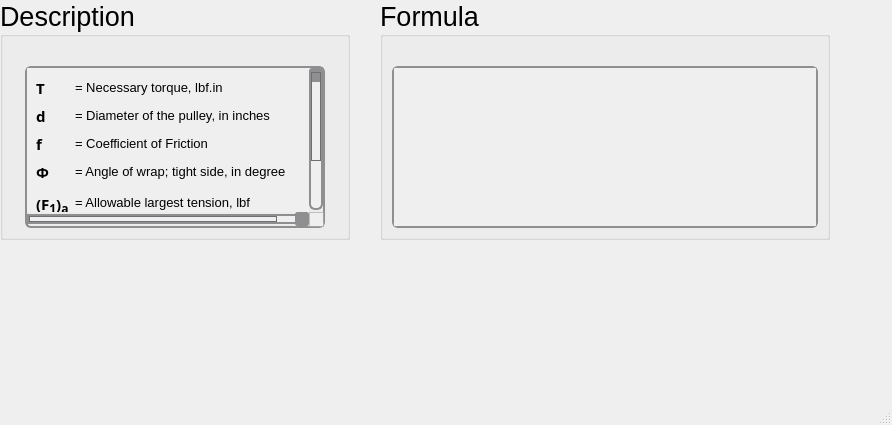
This is ui/belt_fi.ui in Ah00ra/HNNS as Qt 5 draws it before an edit. The edited form follows.
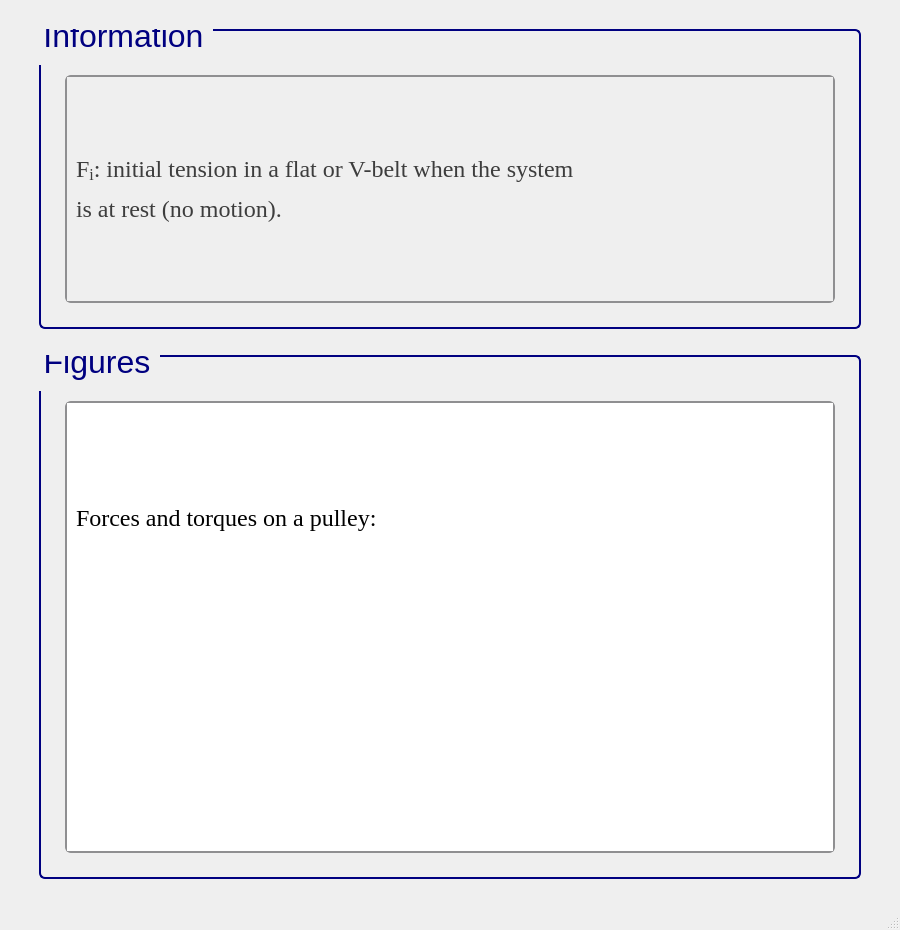
This is the edited form. Icons and pictures are not drawn.

Patch:
```diff
--- a/ui/belt_fi.ui
+++ b/ui/belt_fi.ui
@@ -6,97 +6,242 @@
    <rect>
     <x>0</x>
     <y>0</y>
-    <width>892</width>
-    <height>425</height>
+    <width>900</width>
+    <height>930</height>
    </rect>
   </property>
+  <property name="sizePolicy">
+   <sizepolicy hsizetype="Fixed" vsizetype="Fixed">
+    <horstretch>0</horstretch>
+    <verstretch>0</verstretch>
+   </sizepolicy>
+  </property>
+  <property name="minimumSize">
+   <size>
+    <width>900</width>
+    <height>930</height>
+   </size>
+  </property>
+  <property name="maximumSize">
+   <size>
+    <width>900</width>
+    <height>930</height>
+   </size>
+  </property>
   <property name="windowTitle">
    <string>MainWindow</string>
   </property>
   <widget class="QWidget" name="centralwidget">
-   <widget class="QGroupBox" name="groupBox_108">
-    <property name="geometry">
-     <rect>
-      <x>0</x>
-      <y>0</y>
-      <width>350</width>
-      <height>240</height>
-     </rect>
-    </property>
-    <property name="sizePolicy">
-     <sizepolicy hsizetype="Minimum" vsizetype="Minimum">
-      <horstretch>0</horstretch>
-      <verstretch>0</verstretch>
-     </sizepolicy>
-    </property>
-    <property name="minimumSize">
-     <size>
-      <width>350</width>
-      <height>0</height>
-     </size>
-    </property>
-    <property name="maximumSize">
-     <size>
-      <width>350</width>
-      <height>241</height>
-     </size>
-    </property>
-    <property name="font">
-     <font>
-      <family>Segoe UI</family>
-      <pointsize>20</pointsize>
-      <weight>50</weight>
-      <italic>false</italic>
-      <bold>false</bold>
-     </font>
-    </property>
-    <property name="title">
-     <string>Description</string>
-    </property>
-    <layout class="QGridLayout" name="gridLayout_228">
-     <item row="1" column="0">
-      <widget class="QScrollArea" name="scrollArea_26">
-       <property name="sizePolicy">
-        <sizepolicy hsizetype="Minimum" vsizetype="Minimum">
-         <horstretch>0</horstretch>
-         <verstretch>0</verstretch>
-        </sizepolicy>
-       </property>
-       <property name="maximumSize">
-        <size>
-         <width>300</width>
-         <height>361</height>
-        </size>
-       </property>
-       <property name="font">
-        <font>
-         <family>Segoe UI</family>
-         <pointsize>15</pointsize>
-         <weight>50</weight>
-         <italic>false</italic>
-         <bold>false</bold>
-        </font>
-       </property>
-       <property name="styleSheet">
-        <string notr="true">QScrollArea {
+   <layout class="QGridLayout" name="gridLayout">
+    <item row="4" column="1">
+     <spacer name="verticalSpacer_22">
+      <property name="orientation">
+       <enum>Qt::Vertical</enum>
+      </property>
+      <property name="sizeType">
+       <enum>QSizePolicy::Fixed</enum>
+      </property>
+      <property name="sizeHint" stdset="0">
+       <size>
+        <width>20</width>
+        <height>20</height>
+       </size>
+      </property>
+     </spacer>
+    </item>
+    <item row="3" column="0">
+     <spacer name="verticalSpacer_29">
+      <property name="orientation">
+       <enum>Qt::Horizontal</enum>
+      </property>
+      <property name="sizeType">
+       <enum>QSizePolicy::Fixed</enum>
+      </property>
+      <property name="sizeHint" stdset="0">
+       <size>
+        <width>20</width>
+        <height>20</height>
+       </size>
+      </property>
+     </spacer>
+    </item>
+    <item row="3" column="1">
+     <widget class="QGroupBox" name="groupBox_40">
+      <property name="sizePolicy">
+       <sizepolicy hsizetype="Fixed" vsizetype="Expanding">
+        <horstretch>0</horstretch>
+        <verstretch>0</verstretch>
+       </sizepolicy>
+      </property>
+      <property name="minimumSize">
+       <size>
+        <width>822</width>
+        <height>300</height>
+       </size>
+      </property>
+      <property name="maximumSize">
+       <size>
+        <width>822</width>
+        <height>16777215</height>
+       </size>
+      </property>
+      <property name="font">
+       <font>
+        <family>Segoe UI</family>
+        <pointsize>24</pointsize>
+        <weight>50</weight>
+        <italic>false</italic>
+        <bold>false</bold>
+       </font>
+      </property>
+      <property name="styleSheet">
+       <string notr="true">/* GroupBox styling */
+QGroupBox {
+    border: 2px solid navy;
+    border-radius: 6px;
+    background-color: qlineargradient(x1:0, y1:0, x2:0, y2:1,
+    stop:0 #f6f7fa, stop:1 #dadbde);
+    font: 24pt &quot;Segoe UI&quot;;
+    padding: 5px;
+    color: black;
+}
+
+/* GroupBox title styling */
+QGroupBox::title {
+    subcontrol-origin: margin;
+    subcontrol-position: top left;
+    padding-left: 0px;
+    padding-right: 5px;
+    padding-top: 0px;
+    margin-top: -22px;
+    color: navy;
+    font-weight: bold;
+}
+
+/* Make QScrollArea (only within GroupBox) have a white background with correct border */
+QGroupBox QScrollArea {
+    background-color: white !important;
+    border: 2px solid #8f8f91;
+    border-radius: 6px;
+}
+
+/* Make QScrollArea's viewport white as well */
+QGroupBox QScrollArea QWidget {
+    background-color: white !important;
+}
+
+/* Scrollbar styling inside QScrollArea in QGroupBox */
+QGroupBox QScrollArea QScrollBar:vertical, QGroupBox QScrollArea QScrollBar:horizontal {
     background: qlineargradient(x1:0, y1:0, x2:0, y2:1,
-                               stop:0 #f6f7fa, stop:1 #dadbde);
+    stop:0 #f6f7fa, stop:1 #dadbde);
     border: 2px solid #8f8f91;
     border-radius: 6px;
+    width: 14px;
+    height: 14px;
+    margin: 2px 0 2px 0;
 }
 
-QScrollArea QScrollBar:vertical, QScrollArea QScrollBar:horizontal {
+/* Remove bottom button of vertical scrollbar */
+QGroupBox QScrollArea QScrollBar::add-line:vertical {
+    height: 0px;
+    width: 0px;
+    border: none;
+    background: none;
+    margin: 0px;
+    padding: 0px;
+}
+
+/* Scrollbar handle */
+QGroupBox QScrollArea QScrollBar::handle:vertical, QGroupBox QScrollArea QScrollBar::handle:horizontal {
     background: qlineargradient(x1:0, y1:0, x2:0, y2:1,
-                               stop:0 #f6f7fa, stop:1 #dadbde);
+    stop:0 #8f8f91, stop:1 #6f6f71);
+    min-height: 20px;
+    border-radius: 6px;
+    border: 1px solid #6f6f71;
+}
+
+QGroupBox QScrollArea QScrollBar::handle:vertical:hover, QGroupBox QScrollArea QScrollBar::handle:horizontal:hover {
+    background: qlineargradient(x1:0, y1:0, x2:0, y2:1,
+    stop:0 #6f6f71, stop:1 #4f4f51);
+    border: 1px solid #4f4f51;
+}
+
+/* Scrollbar sub-line buttons */
+QGroupBox QScrollArea QScrollBar::sub-line:vertical, QGroupBox QScrollArea QScrollBar::add-line:horizontal, QGroupBox QScrollArea QScrollBar::sub-line:horizontal {
+    background: #8f8f91;
+    border: none;
+    border-radius: 3px;
+    height: 14px;
+    width: 14px;
+    subcontrol-origin: margin;
+}
+
+QGroupBox QScrollArea QScrollBar::sub-line:vertical:hover, QGroupBox QScrollArea QScrollBar::add-line:horizontal:hover, QGroupBox QScrollArea QScrollBar::sub-line:horizontal:hover {
+    background: #6f6f71;
+}
+
+/* Transparent page areas */
+QGroupBox QScrollArea QScrollBar::add-page:vertical, QGroupBox QScrollArea QScrollBar::sub-page:vertical,
+QGroupBox QScrollArea QScrollBar::add-page:horizontal, QGroupBox QScrollArea QScrollBar::sub-page:horizontal {
+    background: transparent;
+}
+</string>
+      </property>
+      <property name="title">
+       <string>Figures</string>
+      </property>
+      <layout class="QGridLayout" name="gridLayout_61">
+       <item row="1" column="1">
+        <widget class="QScrollArea" name="scrollArea">
+         <property name="styleSheet">
+          <string notr="true">/* GroupBox styling */
+QGroupBox {
+    border: 2px solid navy;
+    border-radius: 6px;
+    background-color: qlineargradient(x1:0, y1:0, x2:0, y2:1,
+    stop:0 #f6f7fa, stop:1 #dadbde);
+    font: 20pt &quot;Segoe UI&quot;;
+    padding: 5px;
+    color: black;
+}
+
+/* GroupBox title styling */
+QGroupBox::title {
+    subcontrol-origin: margin;
+    subcontrol-position: top left;
+    padding-left: 0px;
+    padding-right: 5px;
+    padding-top: 0px;
+    margin-top: -20px;
+    color: navy;
+    font-weight: bold;
+}
+
+/* Make QScrollArea (only within GroupBox) have a white background with correct border */
+QGroupBox QScrollArea {
+    background-color: white !important;
     border: 2px solid #8f8f91;
     border-radius: 6px;
+}
+
+/* Make QScrollArea's viewport white as well */
+QGroupBox QScrollArea QWidget {
+    background-color: white !important;
+}
+
+/* Scrollbar styling inside QScrollArea in QGroupBox */
+QGroupBox QScrollArea QScrollBar:vertical, QGroupBox QScrollArea QScrollBar:horizontal {
+    background: qlineargradient(x1:0, y1:0, x2:0, y2:1,
+    stop:0 #f6f7fa, stop:1 #dadbde);
+    border: 2px solid #8f8f91;
+    border-radius: 6px;
     width: 14px;
     height: 14px;
     margin: 2px 0 2px 0;
 }
 
-/* Completely remove the bottom button of the vertical scrollbar */
-QScrollArea QScrollBar::add-line:vertical {
+/* Remove bottom button of vertical scrollbar */
+QGroupBox QScrollArea QScrollBar::add-line:vertical {
     height: 0px;
     width: 0px;
     border: none;
@@ -105,9 +250,10 @@
     padding: 0px;
 }
 
-QScrollArea QScrollBar::handle:vertical, QScrollArea QScrollBar::handle:horizontal {
+/* Scrollbar handle */
+QGroupBox QScrollArea QScrollBar::handle:vertical, QGroupBox QScrollArea QScrollBar::handle:horizontal {
     background: qlineargradient(x1:0, y1:0, x2:0, y2:1,
-                               stop:0 #8f8f91, stop:1 #6f6f71);
+    stop:0 #8f8f91, stop:1 #6f6f71);
     min-height: 20px;
     border-radius: 6px;
     border: 1px solid #6f6f71;
@@ -119,7 +265,8 @@
     border: 1px solid #4f4f51;
 }
 
-QScrollArea QScrollBar::sub-line:vertical, QScrollArea QScrollBar::add-line:horizontal, QScrollArea QScrollBar::sub-line:horizontal {
+/* Scrollbar sub-line buttons */
+QGroupBox QScrollArea QScrollBar::sub-line:vertical, QGroupBox QScrollArea QScrollBar::add-line:horizontal, QGroupBox QScrollArea QScrollBar::sub-line:horizontal {
     background: #8f8f91;
     border: none;
     border-radius: 3px;
@@ -132,306 +279,321 @@
     background: #6f6f71;
 }
 
-QScrollArea QScrollBar::add-page:vertical, QScrollArea QScrollBar::sub-page:vertical,
-QScrollArea QScrollBar::add-page:horizontal, QScrollArea QScrollBar::sub-page:horizontal {
+/* Transparent page areas */
+QGroupBox QScrollArea QScrollBar::add-page:vertical, QGroupBox QScrollArea QScrollBar::sub-page:vertical,
+QGroupBox QScrollArea QScrollBar::add-page:horizontal, QGroupBox QScrollArea QScrollBar::sub-page:horizontal {
     background: transparent;
 }
 </string>
-       </property>
-       <property name="verticalScrollBarPolicy">
-        <enum>Qt::ScrollBarAsNeeded</enum>
-       </property>
-       <property name="horizontalScrollBarPolicy">
-        <enum>Qt::ScrollBarAsNeeded</enum>
-       </property>
-       <property name="widgetResizable">
-        <bool>true</bool>
-       </property>
-       <widget class="QWidget" name="scrollAreaWidgetContents_26">
-        <property name="geometry">
-         <rect>
-          <x>0</x>
-          <y>0</y>
-          <width>323</width>
-          <height>218</height>
-         </rect>
-        </property>
-        <layout class="QGridLayout" name="gridLayout_229">
-         <item row="0" column="0">
-          <widget class="QLabel" name="label_73">
-           <property name="font">
-            <font>
-             <family>Segoe UI Variable Text Semibold</family>
-             <pointsize>11</pointsize>
-             <weight>75</weight>
-             <bold>true</bold>
-            </font>
-           </property>
-           <property name="text">
-            <string>&lt;html&gt;&lt;head/&gt;&lt;body&gt;&lt;p&gt;T&lt;/p&gt;&lt;/body&gt;&lt;/html&gt;</string>
-           </property>
-          </widget>
-         </item>
-         <item row="0" column="1">
-          <widget class="QLabel" name="htext_419">
-           <property name="font">
-            <font>
-             <family>MS Shell Dlg 2</family>
-             <pointsize>10</pointsize>
-            </font>
-           </property>
-           <property name="text">
-            <string>&lt;html&gt;&lt;head/&gt;&lt;body&gt;&lt;p align=&quot;justify&quot;&gt;= Necessary torque, lbf.in&lt;/p&gt;&lt;/body&gt;&lt;/html&gt;</string>
-           </property>
-          </widget>
-         </item>
-         <item row="1" column="0">
-          <widget class="QLabel" name="label_74">
-           <property name="font">
-            <font>
-             <family>Segoe UI Variable Small Semibol</family>
-             <pointsize>11</pointsize>
-             <weight>75</weight>
-             <bold>true</bold>
-            </font>
-           </property>
-           <property name="text">
-            <string>d</string>
-           </property>
-          </widget>
-         </item>
-         <item row="1" column="1">
-          <widget class="QLabel" name="htext_420">
-           <property name="font">
-            <font>
-             <pointsize>10</pointsize>
-            </font>
-           </property>
-           <property name="text">
-            <string>&lt;html&gt;&lt;head/&gt;&lt;body&gt;&lt;p&gt;= Diameter of the pulley, in inches&lt;/p&gt;&lt;/body&gt;&lt;/html&gt;</string>
-           </property>
-          </widget>
-         </item>
-         <item row="2" column="0">
-          <widget class="QLabel" name="label_75">
-           <property name="font">
-            <font>
-             <family>Segoe UI Variable Small Semibol</family>
-             <pointsize>11</pointsize>
-             <weight>75</weight>
-             <bold>true</bold>
-            </font>
-           </property>
-           <property name="text">
-            <string>f</string>
-           </property>
-          </widget>
-         </item>
-         <item row="3" column="0">
-          <widget class="QLabel" name="label_76">
-           <property name="font">
-            <font>
-             <family>Segoe UI Variable Small Semibol</family>
-             <pointsize>11</pointsize>
-             <weight>75</weight>
-             <bold>true</bold>
-            </font>
-           </property>
-           <property name="text">
-            <string>Φ</string>
-           </property>
-          </widget>
-         </item>
-         <item row="3" column="1">
-          <widget class="QLabel" name="htext_422">
-           <property name="font">
-            <font>
-             <pointsize>10</pointsize>
-            </font>
-           </property>
-           <property name="text">
-            <string>&lt;html&gt;&lt;head/&gt;&lt;body&gt;&lt;p&gt;= Angle of wrap; tight side, in degree&lt;/p&gt;&lt;/body&gt;&lt;/html&gt;</string>
-           </property>
-          </widget>
-         </item>
-         <item row="4" column="0">
-          <widget class="QLabel" name="label_77">
-           <property name="font">
-            <font>
-             <family>Segoe UI Variable Small Semibol</family>
-             <pointsize>11</pointsize>
-             <weight>75</weight>
-             <bold>true</bold>
-            </font>
-           </property>
-           <property name="text">
-            <string>&lt;html&gt;&lt;head/&gt;&lt;body&gt;&lt;p&gt;(F&lt;span style=&quot; font-size:14pt; vertical-align:sub;&quot;&gt;1&lt;/span&gt;)&lt;span style=&quot; font-size:14pt; vertical-align:sub;&quot;&gt;a&lt;/span&gt;&lt;/p&gt;&lt;/body&gt;&lt;/html&gt;</string>
-           </property>
-          </widget>
-         </item>
-         <item row="4" column="1">
-          <widget class="QLabel" name="htext_423">
-           <property name="font">
-            <font>
-             <pointsize>10</pointsize>
-            </font>
-           </property>
-           <property name="text">
-            <string>&lt;html&gt;&lt;head/&gt;&lt;body&gt;&lt;p&gt;= Allowable largest tension, lbf&lt;/p&gt;&lt;/body&gt;&lt;/html&gt;</string>
-           </property>
-          </widget>
-         </item>
-         <item row="5" column="0">
-          <widget class="QLabel" name="label_78">
-           <property name="font">
-            <font>
-             <family>Segoe UI Variable Small Semibol</family>
-             <pointsize>11</pointsize>
-             <weight>75</weight>
-             <bold>true</bold>
-            </font>
-           </property>
-           <property name="text">
-            <string>&lt;html&gt;&lt;head/&gt;&lt;body&gt;&lt;p&gt;F&lt;span style=&quot; font-size:14pt; vertical-align:sub;&quot;&gt;2&lt;/span&gt;&lt;/p&gt;&lt;/body&gt;&lt;/html&gt;</string>
-           </property>
-          </widget>
-         </item>
-         <item row="5" column="1">
-          <widget class="QLabel" name="htext_424">
-           <property name="font">
-            <font>
-             <pointsize>10</pointsize>
-            </font>
-           </property>
-           <property name="text">
-            <string>&lt;html&gt;&lt;head/&gt;&lt;body&gt;&lt;p align=&quot;justify&quot;&gt;= Slack-side tension, in lbf&lt;/p&gt;&lt;/body&gt;&lt;/html&gt;</string>
-           </property>
-          </widget>
-         </item>
-         <item row="6" column="0">
-          <widget class="QLabel" name="label_79">
-           <property name="font">
-            <font>
-             <family>Segoe UI Variable Small Semibol</family>
-             <pointsize>11</pointsize>
-             <weight>75</weight>
-             <bold>true</bold>
-            </font>
-           </property>
-           <property name="text">
-            <string>Fc</string>
-           </property>
-          </widget>
-         </item>
-         <item row="6" column="1">
-          <widget class="QLabel" name="htext_425">
-           <property name="font">
-            <font>
-             <pointsize>10</pointsize>
-            </font>
-           </property>
-           <property name="text">
-            <string>&lt;html&gt;&lt;head/&gt;&lt;body&gt;&lt;p&gt;= Hoop tension due to centrifugal force, in lbf&lt;/p&gt;&lt;/body&gt;&lt;/html&gt;</string>
-           </property>
-          </widget>
-         </item>
-         <item row="2" column="1">
-          <widget class="QLabel" name="htext_421">
-           <property name="font">
-            <font>
-             <family>MS Shell Dlg 2</family>
-             <pointsize>10</pointsize>
-             <weight>50</weight>
-             <italic>false</italic>
-             <bold>false</bold>
-            </font>
-           </property>
-           <property name="text">
-            <string>&lt;html&gt;&lt;head/&gt;&lt;body&gt;&lt;p&gt;= Coefficient of Friction&lt;/p&gt;&lt;/body&gt;&lt;/html&gt;</string>
-           </property>
-          </widget>
-         </item>
-        </layout>
-       </widget>
-      </widget>
-     </item>
-     <item row="0" column="0">
-      <spacer name="verticalSpacer_108">
-       <property name="orientation">
-        <enum>Qt::Vertical</enum>
-       </property>
-       <property name="sizeType">
-        <enum>QSizePolicy::Fixed</enum>
-       </property>
-       <property name="sizeHint" stdset="0">
-        <size>
-         <width>20</width>
-         <height>20</height>
-        </size>
-       </property>
-      </spacer>
-     </item>
-    </layout>
-   </widget>
-   <widget class="QGroupBox" name="groupBox_107">
-    <property name="geometry">
-     <rect>
-      <x>380</x>
-      <y>0</y>
-      <width>450</width>
-      <height>240</height>
-     </rect>
-    </property>
-    <property name="sizePolicy">
-     <sizepolicy hsizetype="Minimum" vsizetype="Minimum">
-      <horstretch>0</horstretch>
-      <verstretch>0</verstretch>
-     </sizepolicy>
-    </property>
-    <property name="minimumSize">
-     <size>
-      <width>450</width>
-      <height>0</height>
-     </size>
-    </property>
-    <property name="maximumSize">
-     <size>
-      <width>450</width>
-      <height>241</height>
-     </size>
-    </property>
-    <property name="font">
-     <font>
-      <family>Segoe UI</family>
-      <pointsize>20</pointsize>
-      <weight>50</weight>
-      <italic>false</italic>
-      <bold>false</bold>
-     </font>
-    </property>
-    <property name="title">
-     <string>Formula</string>
-    </property>
-    <layout class="QGridLayout" name="gridLayout_226">
-     <item row="1" column="0">
-      <widget class="QScrollArea" name="scrollArea_25">
-       <property name="sizePolicy">
-        <sizepolicy hsizetype="Minimum" vsizetype="Minimum">
-         <horstretch>0</horstretch>
-         <verstretch>0</verstretch>
-        </sizepolicy>
-       </property>
-       <property name="font">
-        <font>
-         <family>Segoe UI</family>
-         <pointsize>15</pointsize>
-         <weight>50</weight>
-         <italic>false</italic>
-         <bold>false</bold>
-        </font>
-       </property>
-       <property name="styleSheet">
-        <string notr="true">QScrollArea {
+         </property>
+         <property name="widgetResizable">
+          <bool>true</bool>
+         </property>
+         <widget class="QWidget" name="scrollAreaWidgetContents">
+          <property name="geometry">
+           <rect>
+            <x>0</x>
+            <y>0</y>
+            <width>740</width>
+            <height>494</height>
+           </rect>
+          </property>
+          <layout class="QGridLayout" name="gridLayout_3">
+           <item row="0" column="0">
+            <widget class="QLabel" name="label_5">
+             <property name="font">
+              <font>
+               <family>Times New Roman</family>
+               <pointsize>18</pointsize>
+               <weight>50</weight>
+               <bold>false</bold>
+              </font>
+             </property>
+             <property name="cursor">
+              <cursorShape>ArrowCursor</cursorShape>
+             </property>
+             <property name="frameShape">
+              <enum>QFrame::NoFrame</enum>
+             </property>
+             <property name="text">
+              <string>&lt;html&gt;&lt;head/&gt;&lt;body&gt;&lt;p&gt;&lt;span style=&quot; color:#000000;&quot;&gt;Forces and torques on a pulley:&lt;/span&gt;&lt;/p&gt;&lt;/body&gt;&lt;/html&gt;</string>
+             </property>
+            </widget>
+           </item>
+           <item row="1" column="0">
+            <widget class="QLabel" name="label_4">
+             <property name="font">
+              <font>
+               <family>Times New Roman</family>
+               <pointsize>18</pointsize>
+               <weight>50</weight>
+               <bold>false</bold>
+              </font>
+             </property>
+             <property name="cursor">
+              <cursorShape>ArrowCursor</cursorShape>
+             </property>
+             <property name="frameShape">
+              <enum>QFrame::NoFrame</enum>
+             </property>
+             <property name="text">
+              <string>&lt;html&gt;&lt;head/&gt;&lt;body&gt;&lt;p&gt;&lt;img src=&quot;:/info/info/force and torque on pulley.png&quot;/&gt;&lt;/p&gt;&lt;/body&gt;&lt;/html&gt;</string>
+             </property>
+            </widget>
+           </item>
+          </layout>
+         </widget>
+        </widget>
+       </item>
+       <item row="1" column="0">
+        <spacer name="verticalSpacer_25">
+         <property name="orientation">
+          <enum>Qt::Horizontal</enum>
+         </property>
+         <property name="sizeType">
+          <enum>QSizePolicy::Fixed</enum>
+         </property>
+         <property name="sizeHint" stdset="0">
+          <size>
+           <width>10</width>
+           <height>20</height>
+          </size>
+         </property>
+        </spacer>
+       </item>
+       <item row="0" column="1">
+        <spacer name="verticalSpacer_20">
+         <property name="orientation">
+          <enum>Qt::Vertical</enum>
+         </property>
+         <property name="sizeType">
+          <enum>QSizePolicy::Fixed</enum>
+         </property>
+         <property name="sizeHint" stdset="0">
+          <size>
+           <width>20</width>
+           <height>30</height>
+          </size>
+         </property>
+        </spacer>
+       </item>
+       <item row="2" column="1">
+        <spacer name="verticalSpacer_27">
+         <property name="orientation">
+          <enum>Qt::Vertical</enum>
+         </property>
+         <property name="sizeType">
+          <enum>QSizePolicy::Fixed</enum>
+         </property>
+         <property name="sizeHint" stdset="0">
+          <size>
+           <width>10</width>
+           <height>10</height>
+          </size>
+         </property>
+        </spacer>
+       </item>
+       <item row="1" column="2">
+        <spacer name="verticalSpacer_26">
+         <property name="orientation">
+          <enum>Qt::Horizontal</enum>
+         </property>
+         <property name="sizeType">
+          <enum>QSizePolicy::Fixed</enum>
+         </property>
+         <property name="sizeHint" stdset="0">
+          <size>
+           <width>10</width>
+           <height>20</height>
+          </size>
+         </property>
+        </spacer>
+       </item>
+      </layout>
+     </widget>
+    </item>
+    <item row="2" column="1">
+     <spacer name="verticalSpacer_23">
+      <property name="orientation">
+       <enum>Qt::Vertical</enum>
+      </property>
+      <property name="sizeType">
+       <enum>QSizePolicy::Fixed</enum>
+      </property>
+      <property name="sizeHint" stdset="0">
+       <size>
+        <width>20</width>
+        <height>20</height>
+       </size>
+      </property>
+     </spacer>
+    </item>
+    <item row="0" column="1">
+     <spacer name="verticalSpacer_21">
+      <property name="orientation">
+       <enum>Qt::Vertical</enum>
+      </property>
+      <property name="sizeType">
+       <enum>QSizePolicy::Fixed</enum>
+      </property>
+      <property name="sizeHint" stdset="0">
+       <size>
+        <width>20</width>
+        <height>20</height>
+       </size>
+      </property>
+     </spacer>
+    </item>
+    <item row="3" column="2">
+     <spacer name="verticalSpacer_24">
+      <property name="orientation">
+       <enum>Qt::Horizontal</enum>
+      </property>
+      <property name="sizeType">
+       <enum>QSizePolicy::Fixed</enum>
+      </property>
+      <property name="sizeHint" stdset="0">
+       <size>
+        <width>20</width>
+        <height>20</height>
+       </size>
+      </property>
+     </spacer>
+    </item>
+    <item row="1" column="1">
+     <widget class="QGroupBox" name="groupBox_125">
+      <property name="sizePolicy">
+       <sizepolicy hsizetype="Fixed" vsizetype="Fixed">
+        <horstretch>0</horstretch>
+        <verstretch>0</verstretch>
+       </sizepolicy>
+      </property>
+      <property name="minimumSize">
+       <size>
+        <width>822</width>
+        <height>300</height>
+       </size>
+      </property>
+      <property name="maximumSize">
+       <size>
+        <width>822</width>
+        <height>300</height>
+       </size>
+      </property>
+      <property name="font">
+       <font>
+        <family>Segoe UI</family>
+        <pointsize>24</pointsize>
+        <weight>50</weight>
+        <italic>false</italic>
+        <bold>false</bold>
+       </font>
+      </property>
+      <property name="styleSheet">
+       <string notr="true">QGroupBox {
+    border: 2px solid navy;
+    border-radius: 6px;
+    background-color: qlineargradient(x1:0, y1:0, x2:0, y2:1,
+                                      stop:0 #f6f7fa, stop:1 #dadbde);
+    font: 24pt &quot;Segoe UI&quot;;
+    padding: 5px; /* add padding inside the group box */
+    color: black;
+}
+QGroupBox::title {
+    subcontrol-origin: margin;
+    subcontrol-position: top left;
+    padding-left: 0px;
+    padding-right: 5px;
+    padding-top: 0px;
+    margin-top: -22px;  /* shift title up */
+    color: navy;
+    font-weight: bold;
+}
+</string>
+      </property>
+      <property name="title">
+       <string>Information</string>
+      </property>
+      <layout class="QGridLayout" name="gridLayout_255">
+       <item row="1" column="2">
+        <spacer name="verticalSpacer_36">
+         <property name="orientation">
+          <enum>Qt::Horizontal</enum>
+         </property>
+         <property name="sizeType">
+          <enum>QSizePolicy::Fixed</enum>
+         </property>
+         <property name="sizeHint" stdset="0">
+          <size>
+           <width>10</width>
+           <height>20</height>
+          </size>
+         </property>
+        </spacer>
+       </item>
+       <item row="0" column="1">
+        <spacer name="verticalSpacer_35">
+         <property name="orientation">
+          <enum>Qt::Vertical</enum>
+         </property>
+         <property name="sizeType">
+          <enum>QSizePolicy::Fixed</enum>
+         </property>
+         <property name="sizeHint" stdset="0">
+          <size>
+           <width>20</width>
+           <height>30</height>
+          </size>
+         </property>
+        </spacer>
+       </item>
+       <item row="1" column="0">
+        <spacer name="verticalSpacer_28">
+         <property name="orientation">
+          <enum>Qt::Horizontal</enum>
+         </property>
+         <property name="sizeType">
+          <enum>QSizePolicy::Fixed</enum>
+         </property>
+         <property name="sizeHint" stdset="0">
+          <size>
+           <width>10</width>
+           <height>20</height>
+          </size>
+         </property>
+        </spacer>
+       </item>
+       <item row="2" column="1">
+        <spacer name="verticalSpacer_37">
+         <property name="orientation">
+          <enum>Qt::Vertical</enum>
+         </property>
+         <property name="sizeType">
+          <enum>QSizePolicy::Fixed</enum>
+         </property>
+         <property name="sizeHint" stdset="0">
+          <size>
+           <width>10</width>
+           <height>10</height>
+          </size>
+         </property>
+        </spacer>
+       </item>
+       <item row="1" column="1">
+        <widget class="QScrollArea" name="scrollArea_43">
+         <property name="sizePolicy">
+          <sizepolicy hsizetype="Minimum" vsizetype="Minimum">
+           <horstretch>0</horstretch>
+           <verstretch>0</verstretch>
+          </sizepolicy>
+         </property>
+         <property name="font">
+          <font>
+           <pointsize>15</pointsize>
+          </font>
+         </property>
+         <property name="styleSheet">
+          <string notr="true">QScrollArea {
     background: qlineargradient(x1:0, y1:0, x2:0, y2:1,
                                stop:0 #f6f7fa, stop:1 #dadbde);
     border: 2px solid #8f8f91;
@@ -490,83 +652,55 @@
     background: transparent;
 }
 </string>
-       </property>
-       <property name="verticalScrollBarPolicy">
-        <enum>Qt::ScrollBarAsNeeded</enum>
-       </property>
-       <property name="widgetResizable">
-        <bool>true</bool>
-       </property>
-       <widget class="QWidget" name="scrollAreaWidgetContents_25">
-        <property name="geometry">
-         <rect>
-          <x>0</x>
-          <y>0</y>
-          <width>422</width>
-          <height>146</height>
-         </rect>
-        </property>
-        <layout class="QGridLayout" name="gridLayout_227">
-         <item row="1" column="0">
-          <widget class="QLabel" name="htext_416">
-           <property name="font">
-            <font>
-             <family>MS Shell Dlg 2</family>
-             <pointsize>11</pointsize>
-             <weight>50</weight>
-             <italic>false</italic>
-             <bold>false</bold>
-            </font>
-           </property>
-           <property name="text">
-            <string>&lt;html&gt;&lt;head/&gt;&lt;body&gt;&lt;p&gt;&lt;img src=&quot;:/desc/images/fi belt.png&quot;/&gt;&lt;/p&gt;&lt;/body&gt;&lt;/html&gt;</string>
-           </property>
-           <property name="scaledContents">
-            <bool>true</bool>
-           </property>
-          </widget>
-         </item>
-         <item row="0" column="0">
-          <widget class="QLabel" name="htext_417">
-           <property name="font">
-            <font>
-             <family>MS Shell Dlg 2</family>
-             <pointsize>11</pointsize>
-             <weight>50</weight>
-             <italic>false</italic>
-             <bold>false</bold>
-            </font>
-           </property>
-           <property name="text">
-            <string>&lt;html&gt;&lt;head/&gt;&lt;body&gt;&lt;p&gt;&lt;img src=&quot;:/desc/images/fi.png&quot;/&gt;&lt;/p&gt;&lt;/body&gt;&lt;/html&gt;</string>
-           </property>
-           <property name="scaledContents">
-            <bool>true</bool>
-           </property>
-          </widget>
-         </item>
-        </layout>
-       </widget>
-      </widget>
-     </item>
-     <item row="0" column="0">
-      <spacer name="verticalSpacer_107">
-       <property name="orientation">
-        <enum>Qt::Vertical</enum>
-       </property>
-       <property name="sizeType">
-        <enum>QSizePolicy::Fixed</enum>
-       </property>
-       <property name="sizeHint" stdset="0">
-        <size>
-         <width>20</width>
-         <height>20</height>
-        </size>
-       </property>
-      </spacer>
-     </item>
-    </layout>
-   </widget>
+         </property>
+         <property name="verticalScrollBarPolicy">
+          <enum>Qt::ScrollBarAsNeeded</enum>
+         </property>
+         <property name="horizontalScrollBarPolicy">
+          <enum>Qt::ScrollBarAsNeeded</enum>
+         </property>
+         <property name="widgetResizable">
+          <bool>true</bool>
+         </property>
+         <widget class="QWidget" name="scrollAreaWidgetContents_43">
+          <property name="geometry">
+           <rect>
+            <x>0</x>
+            <y>0</y>
+            <width>754</width>
+            <height>212</height>
+           </rect>
+          </property>
+          <layout class="QGridLayout" name="gridLayout_2">
+           <item row="0" column="0">
+            <widget class="QLabel" name="label_3">
+             <property name="font">
+              <font>
+               <family>Times New Roman</family>
+               <pointsize>18</pointsize>
+               <weight>50</weight>
+               <bold>false</bold>
+              </font>
+             </property>
+             <property name="cursor">
+              <cursorShape>ArrowCursor</cursorShape>
+             </property>
+             <property name="frameShape">
+              <enum>QFrame::NoFrame</enum>
+             </property>
+             <property name="text">
+              <string>&lt;html&gt;&lt;head/&gt;&lt;body&gt;&lt;p&gt;&lt;span style=&quot; color:#3d3d3d;&quot;&gt;F&lt;/span&gt;&lt;span style=&quot; color:#3d3d3d; vertical-align:sub;&quot;&gt;i&lt;/span&gt;&lt;span style=&quot; color:#3d3d3d;&quot;&gt;: initial tension in a flat or V-belt when the system&lt;/span&gt;&lt;/p&gt;&lt;p&gt;&lt;span style=&quot; color:#3d3d3d;&quot;&gt;is at rest (no motion).&lt;/span&gt;&lt;/p&gt;&lt;/body&gt;&lt;/html&gt;</string>
+             </property>
+            </widget>
+           </item>
+          </layout>
+         </widget>
+        </widget>
+       </item>
+      </layout>
+     </widget>
+    </item>
+   </layout>
   </widget>
   <widget class="QMenuBar" name="menubar">
    <property name="geometry">
```
Left out of the diff: 14 changed lines with no effect on the pictures.
